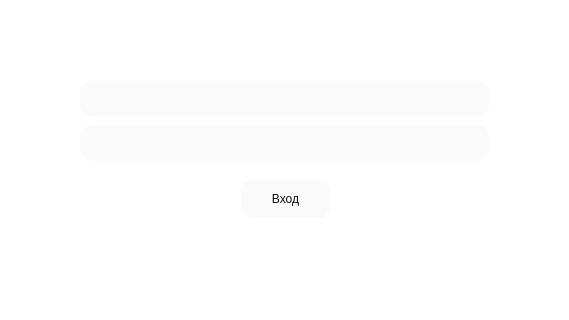
Above: mainwindow.ui from burakshaevn/qt-car-dealership before the change; both pictures show x 265 to 834 and y 130 to 450 of the 1100 by 560 pixel window. Below: the same form after it.
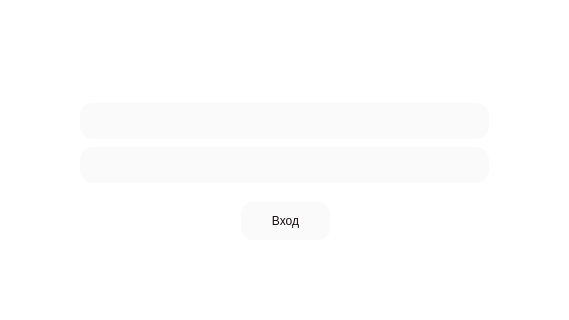
That is the form after the change. The open tabs and pages were chosen to show the change. Icons and pictures are not drawn.

The edit to the form file:
```diff
--- a/mainwindow.ui
+++ b/mainwindow.ui
@@ -196,7 +196,7 @@
       <property name="geometry">
        <rect>
         <x>345</x>
-        <y>211</y>
+        <y>233</y>
         <width>409</width>
         <height>36</height>
        </rect>
@@ -222,7 +222,7 @@
       <property name="geometry">
        <rect>
         <x>345</x>
-        <y>255</y>
+        <y>277</y>
         <width>409</width>
         <height>36</height>
        </rect>
@@ -254,7 +254,7 @@
       <property name="geometry">
        <rect>
         <x>506</x>
-        <y>310</y>
+        <y>332</y>
         <width>89</width>
         <height>38</height>
        </rect>
```
Left out of the diff: 39 changed lines with no effect on the pictures.
